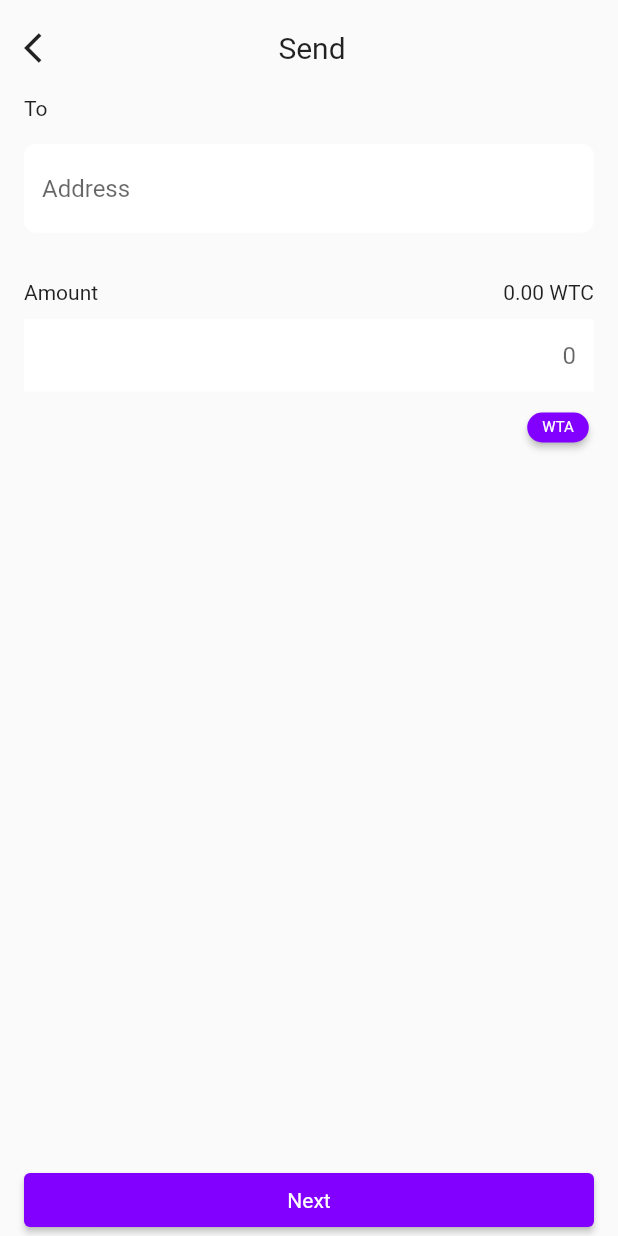
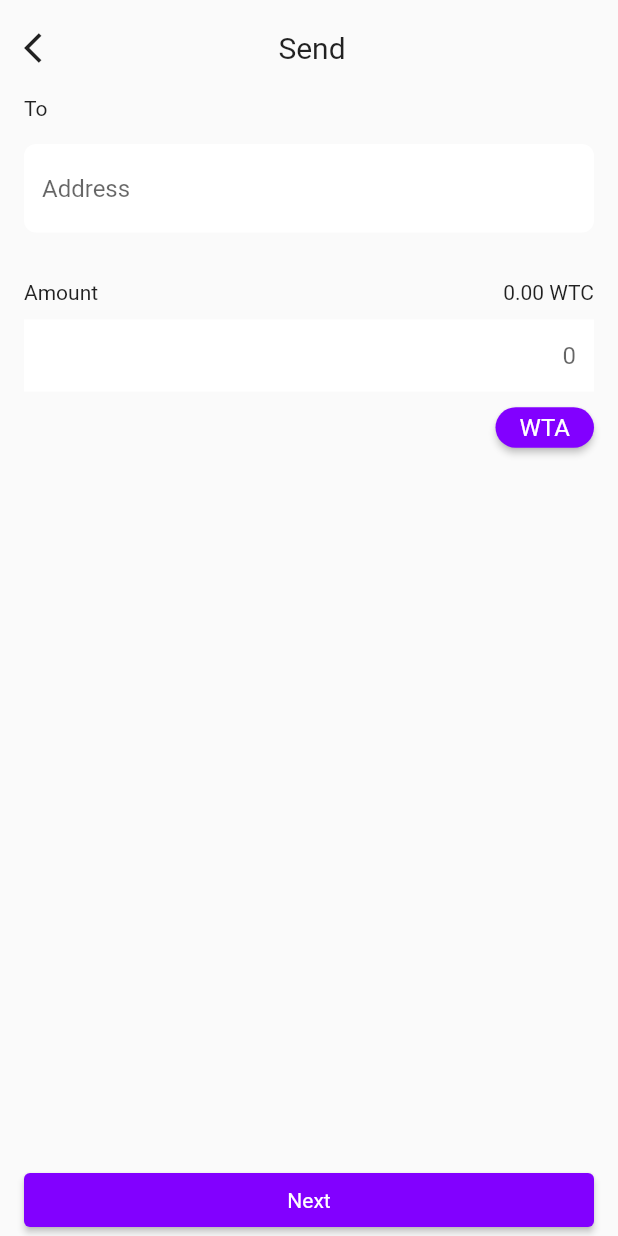
Before and after one commit to WaltonChain/waltonChain_Wallet2.0, a Flutter app: the SendView screen opened by its route, on a phone screen of 412 x 824 dp. Run offline on Flutter 3.47's test engine with Material 2 defaults, Android fonts, the phone set to English and light mode, and no system bars; our stand-ins replace convert, flutter_dotenv, flutter_easyloading, flutter_linkify, get, hex and 3 more; missing offline and left inert: bip39, crypt, ed25519_hd_key, flutter_inappwebview, scan, web3dart; accounts and stored records are empty; statements that could not run were skipped.

Commit message:
larger switch button in send page

```diff
--- a/lib/app/modules/send/views/send_view.dart
+++ b/lib/app/modules/send/views/send_view.dart
@@ -60,7 +60,7 @@ class SendView extends GetView<SendController> {
                     },
                     child: Obx(() => Text(
                           controller.token.value == 'wtc' ? 'WTA' : 'WTC',
-                          style: const TextStyle(fontSize: 10.0),
+                          style: const TextStyle(fontSize: 16.0),
                         )),
                     style: ElevatedButton.styleFrom(
                         primary: const Color.fromRGBO(130, 0, 255, 1),
@@ -69,7 +69,7 @@ class SendView extends GetView<SendController> {
                         ),
                         minimumSize: Size.zero,
                         padding: const EdgeInsets.symmetric(
-                            vertical: 4.0, horizontal: 10.0)),
+                            vertical: 4.0, horizontal: 16.0)),
                   ),
                 ),
                 const Expanded(child: SizedBox()),
```
